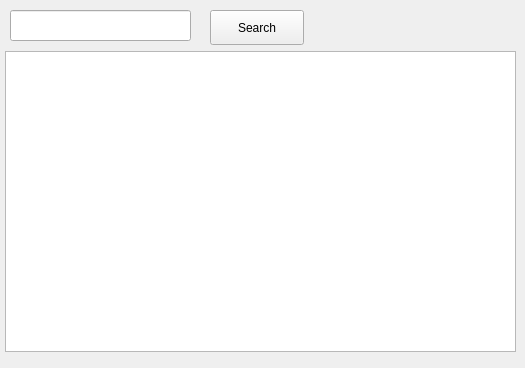
This is mainwindow.ui in libertas/MsgMan as Qt 5 draws it before an edit. The edited form follows.
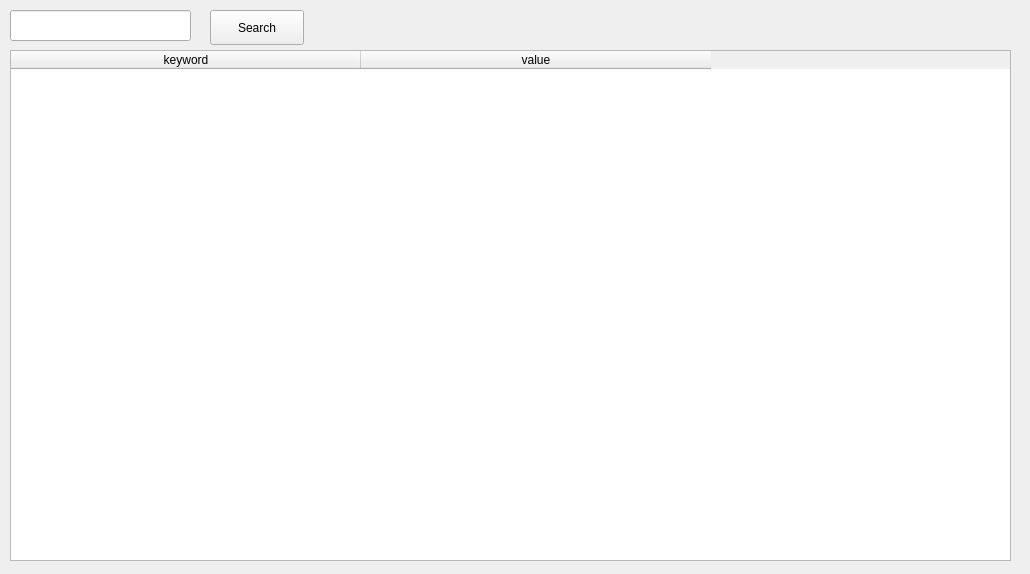
This is the edited form.

Commit message: add table widget and login dialog

```diff
--- a/mainwindow.ui
+++ b/mainwindow.ui
@@ -6,24 +6,14 @@
    <rect>
     <x>0</x>
     <y>0</y>
-    <width>525</width>
-    <height>368</height>
+    <width>1030</width>
+    <height>574</height>
    </rect>
   </property>
   <property name="windowTitle">
    <string>MainWindow</string>
   </property>
   <widget class="QWidget" name="centralWidget">
-   <widget class="QTableView" name="tableView">
-    <property name="geometry">
-     <rect>
-      <x>5</x>
-      <y>51</y>
-      <width>511</width>
-      <height>301</height>
-     </rect>
-    </property>
-   </widget>
    <widget class="QLineEdit" name="searchEdit">
     <property name="geometry">
      <rect>
@@ -47,6 +37,29 @@
      <string>Search</string>
     </property>
    </widget>
+   <widget class="QTableWidget" name="tableWidget">
+    <property name="geometry">
+     <rect>
+      <x>10</x>
+      <y>50</y>
+      <width>1001</width>
+      <height>511</height>
+     </rect>
+    </property>
+    <attribute name="horizontalHeaderDefaultSectionSize">
+     <number>350</number>
+    </attribute>
+    <column>
+     <property name="text">
+      <string>keyword</string>
+     </property>
+    </column>
+    <column>
+     <property name="text">
+      <string>value</string>
+     </property>
+    </column>
+   </widget>
   </widget>
  </widget>
  <layoutdefault spacing="6" margin="11"/>
```
Left out of the diff: 2 changed lines with no effect on the pictures. The commit also changes 6 other files.
